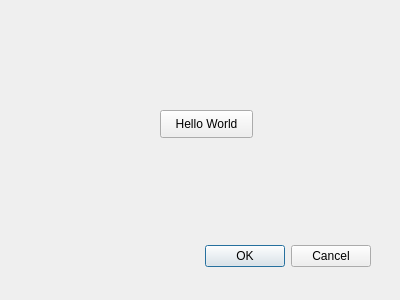
Old version of the form osm_routing_editor_dialog_base.ui in the repository tuskjant/OSMEditorForRouting.
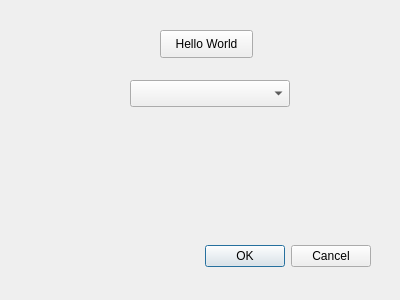
New version of the form. Custom widgets are drawn as their Qt base class.

Commit message: added functionality select layer and show layer name

Patch:
```diff
--- a/osm_routing_editor_dialog_base.ui
+++ b/osm_routing_editor_dialog_base.ui
@@ -33,7 +33,7 @@
    <property name="geometry">
     <rect>
      <x>160</x>
-     <y>110</y>
+     <y>30</y>
      <width>93</width>
      <height>28</height>
     </rect>
@@ -42,7 +42,24 @@
     <string>Hello World</string>
    </property>
   </widget>
+  <widget class="QgsMapLayerComboBox" name="mMapLayerComboBox">
+   <property name="geometry">
+    <rect>
+     <x>130</x>
+     <y>80</y>
+     <width>160</width>
+     <height>27</height>
+    </rect>
+   </property>
+  </widget>
  </widget>
+ <customwidgets>
+  <customwidget>
+   <class>QgsMapLayerComboBox</class>
+   <extends>QComboBox</extends>
+   <header>qgsmaplayercombobox.h</header>
+  </customwidget>
+ </customwidgets>
  <resources/>
  <connections>
   <connection>
```
The commit also changes 2 other files.
